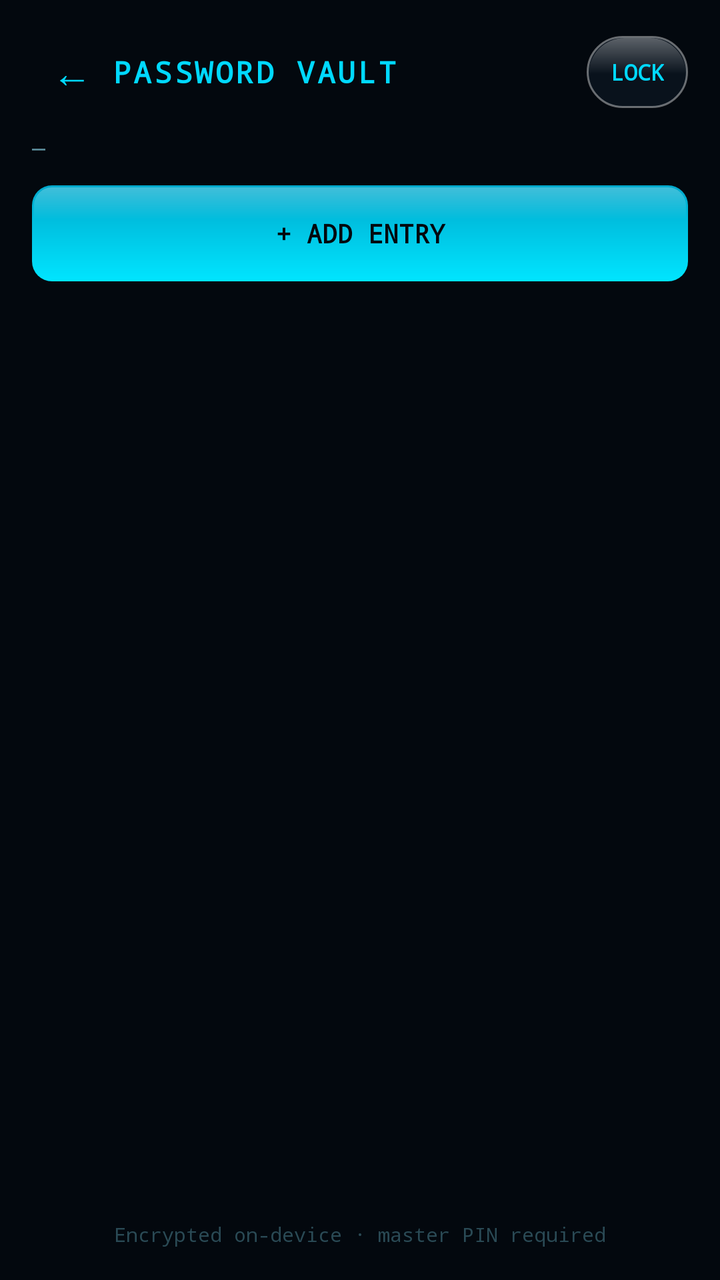
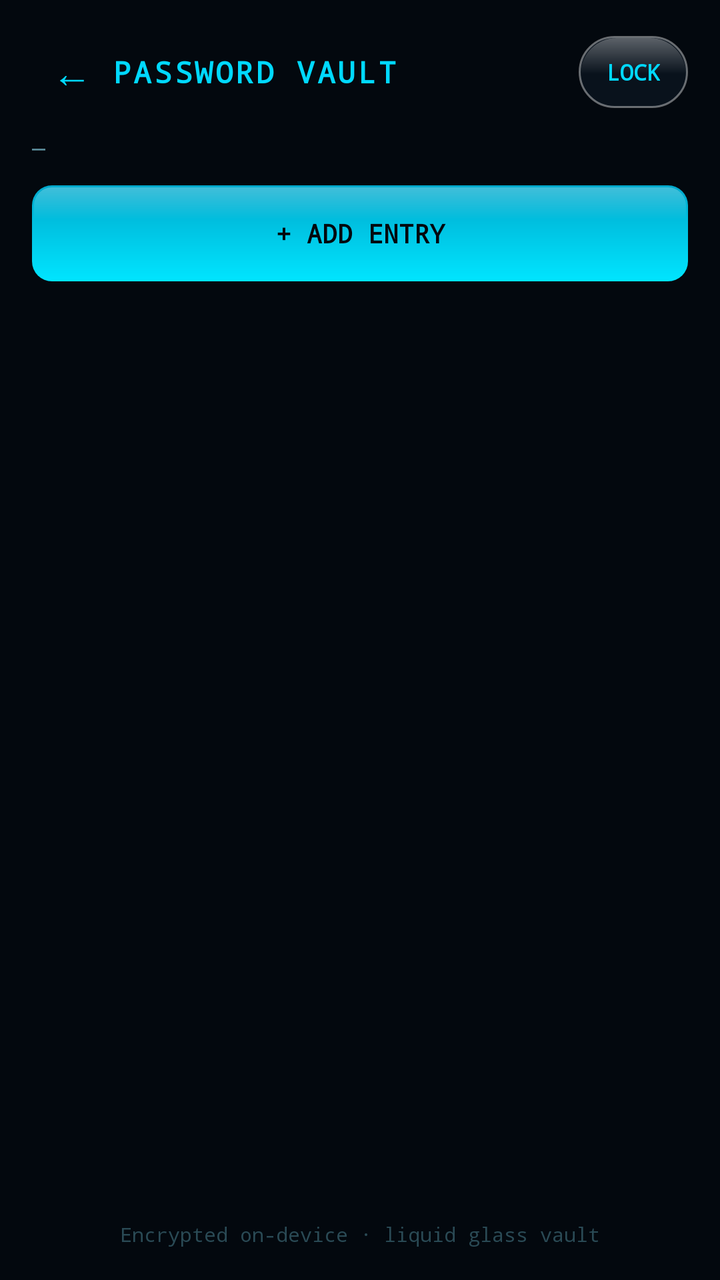

An Android layout rendered at two revisions. The XML below is the earlier revision; the diff shows what the commit changed to produce the second picture.
<!-- AndroidManifest.xml: activity theme Theme.Jarvis -->
<!-- res/layout/activity_password_manager.xml -->
<?xml version="1.0" encoding="utf-8"?>
<LinearLayout xmlns:android="http://schemas.android.com/apk/res/android"
    android:layout_width="match_parent"
    android:layout_height="match_parent"
    android:background="#03080E"
    android:orientation="vertical"
    android:padding="16dp">

    <LinearLayout
        android:layout_width="match_parent"
        android:layout_height="wrap_content"
        android:gravity="center_vertical"
        android:orientation="horizontal">

        <TextView
            android:id="@+id/btnPwmBack"
            android:layout_width="40dp"
            android:layout_height="40dp"
            android:gravity="center"
            android:text="←"
            android:textColor="#00D9FF"
            android:textSize="20sp" />

        <TextView
            android:layout_width="0dp"
            android:layout_height="wrap_content"
            android:layout_weight="1"
            android:fontFamily="monospace"
            android:letterSpacing="0.08"
            android:text="PASSWORD VAULT"
            android:textColor="#00D9FF"
            android:textSize="15sp"
            android:textStyle="bold" />

        <TextView
            android:id="@+id/btnPwmLock"
            android:layout_width="wrap_content"
            android:layout_height="36dp"
            android:background="@drawable/glass_button_bg"
            android:fontFamily="monospace"
            android:gravity="center"
            android:paddingHorizontal="12dp"
            android:text="LOCK"
            android:textColor="#00D9FF"
            android:textSize="11sp"
            android:textStyle="bold" />
    </LinearLayout>

    <TextView
        android:id="@+id/txtPwmStatus"
        android:layout_width="match_parent"
        android:layout_height="wrap_content"
        android:layout_marginTop="10dp"
        android:fontFamily="monospace"
        android:text="—"
        android:textColor="#5A8A99"
        android:textSize="11sp" />

    <TextView
        android:id="@+id/btnPwmAdd"
        android:layout_width="match_parent"
        android:layout_height="48dp"
        android:layout_marginTop="12dp"
        android:background="@drawable/glass_button_filled"
        android:fontFamily="monospace"
        android:gravity="center"
        android:text="+ ADD ENTRY"
        android:textColor="#03080E"
        android:textSize="13sp"
        android:textStyle="bold" />

    <ScrollView
        android:layout_width="match_parent"
        android:layout_height="0dp"
        android:layout_marginTop="14dp"
        android:layout_weight="1"
        android:fillViewport="true">

        <LinearLayout
            android:id="@+id/pwmList"
            android:layout_width="match_parent"
            android:layout_height="wrap_content"
            android:orientation="vertical" />
    </ScrollView>

    <TextView
        android:layout_width="match_parent"
        android:layout_height="wrap_content"
        android:layout_marginTop="8dp"
        android:fontFamily="monospace"
        android:gravity="center"
        android:text="Encrypted on-device · master PIN required"
        android:textColor="#2A4A55"
        android:textSize="10sp" />
</LinearLayout>
<!-- resources referenced by this layout -->
<resources>
  <!-- drawable glass_button_bg (drawable) -->
  <?xml version="1.0" encoding="utf-8"?>
  <ripple xmlns:android="http://schemas.android.com/apk/res/android"
      android:color="#4000D9FF">
      <item>
          <layer-list>
              <item>
                  <shape android:shape="rectangle">
                      <solid android:color="#CC0A1520" />
                      <corners android:radius="28dp" />
                      <stroke android:width="1dp" android:color="#66FFFFFF" />
                  </shape>
              </item>
              <item android:gravity="top" android:height="18dp" android:left="1dp" android:right="1dp" android:top="1dp">
                  <shape android:shape="rectangle">
                      <gradient
                          android:angle="270"
                          android:startColor="#55FFFFFF"
                          android:endColor="#00FFFFFF" />
                      <corners android:topLeftRadius="27dp" android:topRightRadius="27dp" />
                  </shape>
              </item>
          </layer-list>
      </item>
  </ripple>
  <!-- drawable glass_button_filled (drawable) -->
  <?xml version="1.0" encoding="utf-8"?>
  <ripple xmlns:android="http://schemas.android.com/apk/res/android"
      android:color="#40001018">
      <item>
          <layer-list>
              <item>
                  <shape android:shape="rectangle">
                      <gradient android:angle="90" android:startColor="#00E5FF" android:endColor="#00A8CC" />
                      <corners android:radius="10dp" />
                  </shape>
              </item>
              <item android:gravity="top" android:height="16dp" android:left="1dp" android:right="1dp" android:top="1dp">
                  <shape android:shape="rectangle">
                      <gradient android:angle="270" android:startColor="#40FFFFFF" android:endColor="#00FFFFFF" />
                      <corners android:topLeftRadius="9dp" android:topRightRadius="9dp" />
                  </shape>
              </item>
          </layer-list>
      </item>
  </ripple>
  <style name="Theme.Jarvis" parent="Theme.AppCompat.NoActionBar">
          <item name="android:statusBarColor">#03080E</item>
          <item name="android:navigationBarColor">#03080E</item>
          <item name="android:windowBackground">#03080E</item>
          <item name="android:windowDrawsSystemBarBackgrounds">true</item>
          <item name="android:windowLightStatusBar">false</item>
          <item name="android:windowTranslucentStatus">false</item>
          <item name="android:windowTranslucentNavigation">false</item>
  
          <item name="colorPrimary">#00D9FF</item>
          <item name="colorPrimaryDark">#03080E</item>
          <item name="colorAccent">#FFAA00</item>
  
          <item name="android:colorBackground">#03080E</item>
          <item name="android:textColorPrimary">#B8ECFF</item>
          <item name="android:textColorSecondary">#5A8A99</item>
      </style>
</resources>

<!-- the commit's change to res/layout/activity_password_manager.xml (unified diff, before → after) -->
@@ -1,95 +1,196 @@
 <?xml version="1.0" encoding="utf-8"?>
-<LinearLayout xmlns:android="http://schemas.android.com/apk/res/android"
+<FrameLayout xmlns:android="http://schemas.android.com/apk/res/android"
     android:layout_width="match_parent"
     android:layout_height="match_parent"
-    android:background="#03080E"
-    android:orientation="vertical"
-    android:padding="16dp">
+    android:background="#03080E">
 
     <LinearLayout
         android:layout_width="match_parent"
-        android:layout_height="wrap_content"
-        android:gravity="center_vertical"
-        android:orientation="horizontal">
+        android:layout_height="match_parent"
+        android:orientation="vertical"
+        android:padding="16dp">
+
+        <LinearLayout
+            android:layout_width="match_parent"
+            android:layout_height="wrap_content"
+            android:gravity="center_vertical"
+            android:orientation="horizontal">
+
+            <TextView
+                android:id="@+id/btnPwmBack"
+                android:layout_width="40dp"
+                android:layout_height="40dp"
+                android:gravity="center"
+                android:text="←"
+                android:textColor="#00D9FF"
+                android:textSize="20sp" />
+
+            <TextView
+                android:layout_width="0dp"
+                android:layout_height="wrap_content"
+                android:layout_weight="1"
+                android:fontFamily="monospace"
+                android:letterSpacing="0.08"
+                android:text="PASSWORD VAULT"
+                android:textColor="#00D9FF"
+                android:textSize="15sp"
+                android:textStyle="bold" />
+
+            <TextView
+                android:id="@+id/btnPwmLock"
+                android:layout_width="wrap_content"
+                android:layout_height="36dp"
+                android:background="@drawable/glass_button_bg"
+                android:fontFamily="monospace"
+                android:gravity="center"
+                android:paddingHorizontal="14dp"
+                android:text="LOCK"
+                android:textColor="#00D9FF"
+                android:textSize="11sp"
+                android:textStyle="bold" />
+        </LinearLayout>
 
         <TextView
-            android:id="@+id/btnPwmBack"
-            android:layout_width="40dp"
-            android:layout_height="40dp"
-            android:gravity="center"
-            android:text="←"
-            android:textColor="#00D9FF"
-            android:textSize="20sp" />
+            android:id="@+id/txtPwmStatus"
+            android:layout_width="match_parent"
+            android:layout_height="wrap_content"
+            android:layout_marginTop="10dp"
+            android:fontFamily="monospace"
+            android:text="—"
+            android:textColor="#5A8A99"
+            android:textSize="11sp" />
 
         <TextView
-            android:layout_width="0dp"
-            android:layout_height="wrap_content"
-            android:layout_weight="1"
+            android:id="@+id/btnPwmAdd"
+            android:layout_width="match_parent"
+            android:layout_height="48dp"
+            android:layout_marginTop="12dp"
+            android:background="@drawable/glass_button_filled"
             android:fontFamily="monospace"
-            android:letterSpacing="0.08"
-            android:text="PASSWORD VAULT"
-            android:textColor="#00D9FF"
-            android:textSize="15sp"
+            android:gravity="center"
+            android:text="+ ADD ENTRY"
+            android:textColor="#03080E"
+            android:textSize="13sp"
             android:textStyle="bold" />
 
+        <ScrollView
+            android:layout_width="match_parent"
+            android:layout_height="0dp"
+            android:layout_marginTop="14dp"
+            android:layout_weight="1"
+            android:fillViewport="true">
+
+            <LinearLayout
+                android:id="@+id/pwmList"
+                android:layout_width="match_parent"
+                android:layout_height="wrap_content"
+                android:orientation="vertical" />
+        </ScrollView>
+
         <TextView
-            android:id="@+id/btnPwmLock"
-            android:layout_width="wrap_content"
-            android:layout_height="36dp"
-            android:background="@drawable/glass_button_bg"
+            android:layout_width="match_parent"
+            android:layout_height="wrap_content"
+            android:layout_marginTop="8dp"
             android:fontFamily="monospace"
             android:gravity="center"
-            android:paddingHorizontal="12dp"
-            android:text="LOCK"
-            android:textColor="#00D9FF"
-            android:textSize="11sp"
-            android:textStyle="bold" />
+            android:text="Encrypted on-device · liquid glass vault"
+            android:textColor="#2A4A55"
+            android:textSize="10sp" />
     </LinearLayout>
 
-    <TextView
-        android:id="@+id/txtPwmStatus"
+    <FrameLayout
+        android:id="@+id/pwmOverlay"
         android:layout_width="match_parent"
-        android:layout_height="wrap_content"
-        android:layout_marginTop="10dp"
-        android:fontFamily="monospace"
-        android:text="—"
-        android:textColor="#5A8A99"
-        android:textSize="11sp" />
-
-    <TextView
-        android:id="@+id/btnPwmAdd"
-        android:layout_width="match_parent"
-        android:layout_height="48dp"
-        android:layout_marginTop="12dp"
-        android:background="@drawable/glass_button_filled"
-        android:fontFamily="monospace"
-        android:gravity="center"
-        android:text="+ ADD ENTRY"
-        android:textColor="#03080E"
-        android:textSize="13sp"
-        android:textStyle="bold" />
-
-    <ScrollView
-        android:layout_width="match_parent"
-        android:layout_height="0dp"
-        android:layout_marginTop="14dp"
-        android:layout_weight="1"
-        android:fillViewport="true">
+        android:layout_height="match_parent"
+        android:background="#99020810"
+        android:clickable="true"
+        android:focusable="true"
+        android:visibility="gone">
 
         <LinearLayout
-            android:id="@+id/pwmList"
+            android:id="@+id/pwmOverlayCard"
             android:layout_width="match_parent"
             android:layout_height="wrap_content"
-            android:orientation="vertical" />
-    </ScrollView>
+            android:layout_gravity="center"
+            android:layout_marginHorizontal="28dp"
+            android:orientation="vertical"
+            android:padding="22dp">
 
-    <TextView
-        android:layout_width="match_parent"
-        android:layout_height="wrap_content"
-        android:layout_marginTop="8dp"
-        android:fontFamily="monospace"
-        android:gravity="center"
-        android:text="Encrypted on-device · master PIN required"
-        android:textColor="#2A4A55"
-        android:textSize="10sp" />
-</LinearLayout>
+            <TextView
+                android:id="@+id/pwmOverlayTitle"
+                android:layout_width="match_parent"
+                android:layout_height="wrap_content"
+                android:fontFamily="monospace"
+                android:letterSpacing="0.06"
+                android:text="UNLOCK VAULT"
+                android:textColor="#00D9FF"
+                android:textSize="16sp"
+                android:textStyle="bold" />
+
+            <TextView
+                android:id="@+id/pwmOverlayMsg"
+                android:layout_width="match_parent"
+                android:layout_height="wrap_content"
+                android:layout_marginTop="8dp"
+                android:fontFamily="monospace"
+                android:text="Enter master PIN"
+                android:textColor="#8AB4C0"
+                android:textSize="12sp" />
+
+            <EditText
+                android:id="@+id/pwmOverlayInput"
+                android:layout_width="match_parent"
+                android:layout_height="wrap_content"
+                android:layout_marginTop="16dp"
+                android:fontFamily="monospace"
+                android:hint="Master PIN"
+                android:inputType="numberPassword"
+                android:textColor="#E8FBFF"
+                android:textColorHint="#5A8A99"
+                android:textSize="15sp" />
+
+            <LinearLayout
+                android:id="@+id/pwmAddFields"
+                android:layout_width="match_parent"
+                android:layout_height="wrap_content"
+                android:layout_marginTop="12dp"
+                android:orientation="vertical"
+                android:visibility="gone" />
+
+            <LinearLayout
+                android:layout_width="match_parent"
+                android:layout_height="wrap_content"
+                android:layout_marginTop="18dp"
+                android:gravity="end"
+                android:orientation="horizontal">
+
+                <TextView
+                    android:id="@+id/pwmOverlayCancel"
+                    android:layout_width="wrap_content"
+                    android:layout_height="40dp"
+                    android:background="@drawable/glass_button_bg"
+                    android:fontFamily="monospace"
+                    android:gravity="center"
+                    android:paddingHorizontal="18dp"
+                    android:text="CLOSE"
+                    android:textColor="#5A8A99"
+                    android:textSize="12sp"
+                    android:textStyle="bold" />
+
+                <TextView
+                    android:id="@+id/pwmOverlayOk"
+                    android:layout_width="wrap_content"
+                    android:layout_height="40dp"
+                    android:layout_marginStart="10dp"
+                    android:background="@drawable/glass_button_filled"
+                    android:fontFamily="monospace"
+                    android:gravity="center"
+                    android:paddingHorizontal="20dp"
+                    android:text="UNLOCK"
+                    android:textColor="#03080E"
+                    android:textSize="12sp"
+                    android:textStyle="bold" />
+            </LinearLayout>
+        </LinearLayout>
+    </FrameLayout>
+</FrameLayout>
